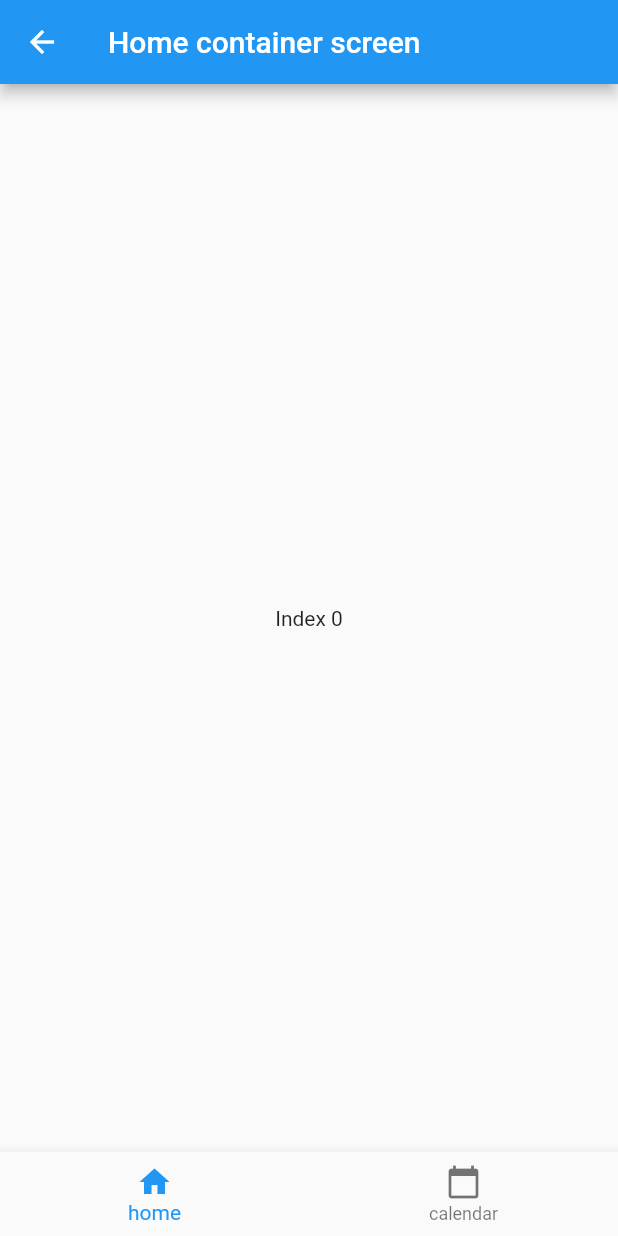
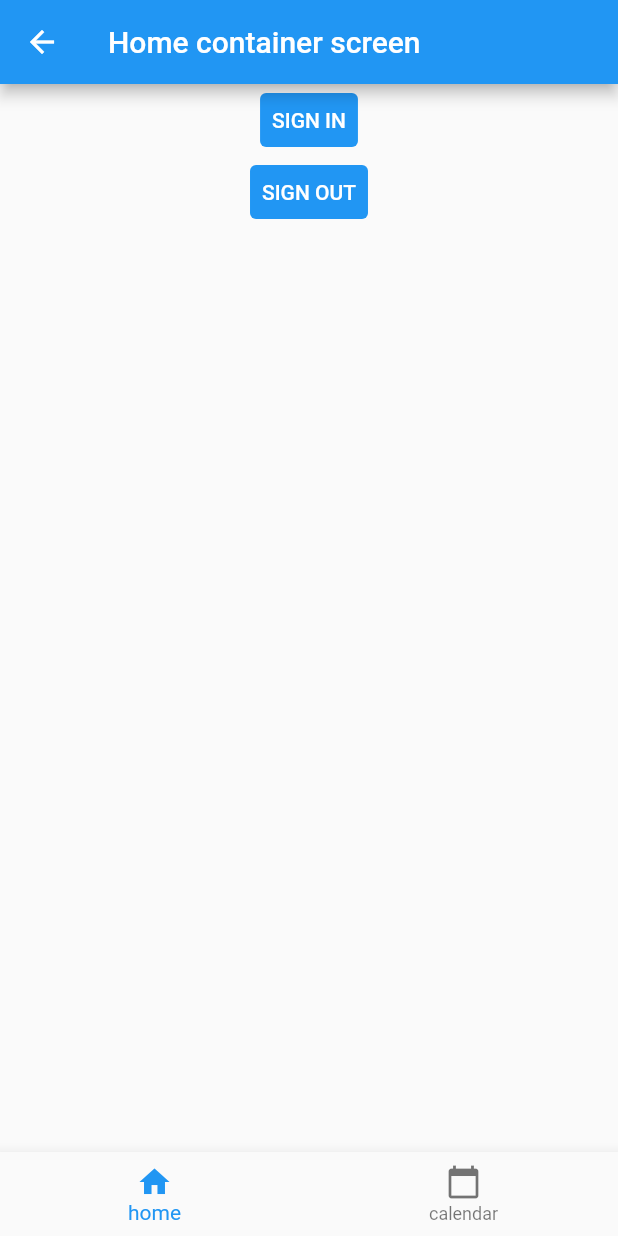
Before and after one commit to nebulants/cleanin, a Flutter app: the HomeContainerScreen screen opened directly, on a phone screen of 412 x 824 dp. Run offline on Flutter 3.47's test engine with Material 2 defaults, Android fonts, the phone set to English and light mode, and no system bars; drawn by our look-alikes of calendar_view; our stand-ins replace google_sign_in, settings_ui, table_calendar; missing offline and left inert: google_sign_in_web.

Commit message:
adding google_sign_in and includeing a spike test

```diff
--- a/lib/screens/home_container_screen.dart
+++ b/lib/screens/home_container_screen.dart
@@ -1,5 +1,6 @@
 import 'package:cleanin/screens/components/table_calendar_basic.dart';
 import 'package:flutter/material.dart';
+import 'package:google_sign_in/google_sign_in.dart';
 
 class HomeContainerScreen extends StatefulWidget {
   const HomeContainerScreen({Key? key}) : super(key: key);
@@ -8,9 +9,57 @@ class HomeContainerScreen extends StatefulWidget {
   State createState() => _HomeContainerScreen();
 }
 
+GoogleSignIn _googleSignIn = GoogleSignIn(
+  scopes: <String>[
+    //'email',
+    //'https://www.googleapis.com/auth/contacts.readonly',
+    'https://www.googleapis.com/auth/calendar.readonly',
+    'https://www.googleapis.com/auth/calendar.events.readonly'
+  ],
+);
+
 class _HomeContainerScreen extends State<HomeContainerScreen> {
   final List<Widget> _homeContainerViews = [
-    const Center(child: Text("Index 0")),
+    Center(
+      child: ListView(
+        children: [
+          Center(
+            child: TextButton(
+              style: ButtonStyle(
+                  foregroundColor: MaterialStateProperty.all<Color>(Colors.white),
+                  backgroundColor: MaterialStateProperty.all<Color>(Colors.blue)
+              ),
+              onPressed: () {
+                try {
+                  _googleSignIn.signIn();
+                  print("sign in successful");
+                } catch (error) {
+                  print(error);
+                }
+              },
+              child: Text('SIGN IN'),
+            ),
+          ),
+          Center(
+            child: TextButton(
+              style: ButtonStyle(
+                  foregroundColor: MaterialStateProperty.all<Color>(Colors.white),
+                  backgroundColor: MaterialStateProperty.all<Color>(Colors.blue)
+              ),
+              onPressed: () {
+                try {
+                  _googleSignIn.disconnect();
+                  print("sign out successful");
+                } catch (error) {
+                  print(error);
+                }
+              },
+              child: Text('SIGN OUT'),
+            ),
+          ),
+        ],
+      ),
+    ),
     const TableBasicsExample(),
   ];
   int _currentIndex = 0;
--- a/pubspec.yaml
+++ b/pubspec.yaml
@@ -37,6 +37,7 @@ dependencies:
   calendar_view: ^0.0.3
   table_calendar: ^3.0.3
   settings_ui: ^1.0.0
+  google_sign_in: ^5.2.1
 
 dev_dependencies:
   flutter_test:
```
Also changed, not shown: lib/generated_plugin_registrant.dart (added, +16 -0 lines), pubspec.lock, 4 other files.
